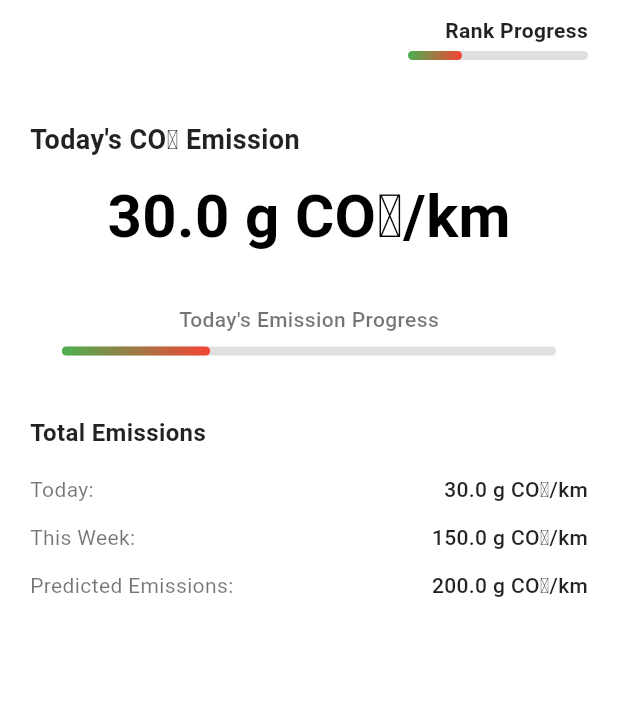
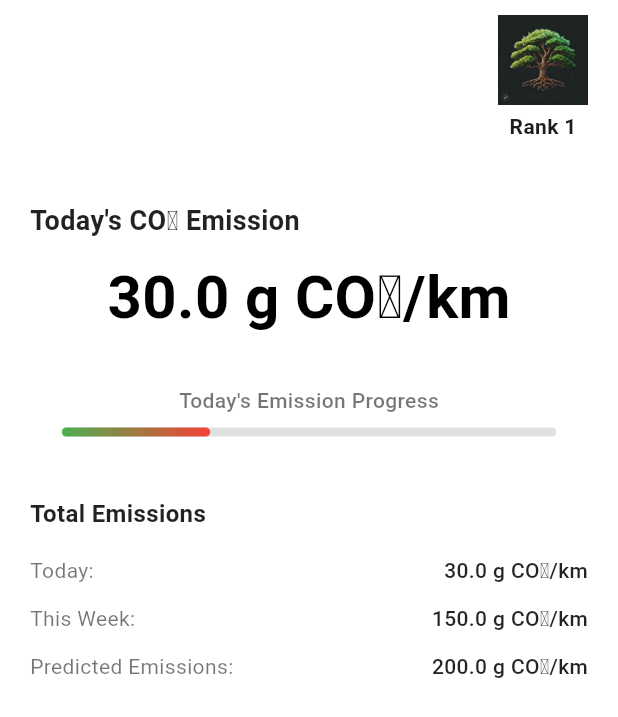
Before and after one commit to PhoenixAlpha23/CarbonCourier, a Flutter app: the CarbonEmissionPage screen opened directly, on a phone screen of 412 x 824 dp. Shown: the top 717 px of the screen. Run offline on Flutter 3.47's test engine with Material 3 defaults, Android fonts, the phone set to English and light mode, and no system bars; our stand-ins replace google_maps_flutter.

Commit message:
modified:   lib/pages/stats_page.dart

```diff
--- a/lib/pages/stats_page.dart
+++ b/lib/pages/stats_page.dart
@@ -1,7 +1,7 @@
 import 'package:flutter/material.dart';
 
 void main() {
-  runApp(CarbonEmissionApp());
+  runApp(const CarbonEmissionApp());
 }
 
 class CarbonEmissionApp extends StatelessWidget {
@@ -9,20 +9,24 @@ class CarbonEmissionApp extends StatelessWidget {
 
   @override
   Widget build(BuildContext context) {
+    // ignore: prefer_const_constructors
     return MaterialApp(
-      home: CarbonEmissionPage(),
+      home: const CarbonEmissionPage(),
       debugShowCheckedModeBanner: false,
     );
   }
 }
 
 class CarbonEmissionPage extends StatelessWidget {
-  final double emissionValue = 30.0; // Dynamic value for today's emissions
-  final double maxEmission = 100.0; // For rank bar adaptation
+  final double emissionValue = 30.0; // Dynamic value for 'todays emissions'
+  final double maxEmission = 100.0;
+
+  const CarbonEmissionPage({super.key}); // For rank bar adaptation
 
   @override
   Widget build(BuildContext context) {
-    double progress = (emissionValue / maxEmission).clamp(0.0, 1.0); // Cap between 0 and 1
+    double progress =
+        (emissionValue / maxEmission).clamp(0.0, 1.0); // Cap between 0 and 1
 
     return Scaffold(
       backgroundColor: Colors.white,
@@ -38,17 +42,71 @@ class CarbonEmissionPage extends StatelessWidget {
                 child: Column(
                   crossAxisAlignment: CrossAxisAlignment.end,
                   children: [
+                    Positioned(
+                      top: 16.0, // Adjust the vertical position
+                      right: 16.0, // Adjust the horizontal position
+                      child: Column(
+                        children: [
+                          Image.asset(
+                            'assets/tree_1.png', // Replace with dynamic logic if needed
+                            width: 60.0,
+                            height: 60.0,
+                          ),
+                          const SizedBox(height: 4),
+                          const Text(
+                            'Rank 1', // Update dynamically if needed
+                            style: TextStyle(
+                              fontWeight: FontWeight.bold,
+                              fontSize: 14.0,
+                            ),
+                          ),
+                        ],
+                      ),
+                    ),
+                  ],
+                ),
+              ),
+              const SizedBox(height: 40),
+
+              // Heading: Today's Emissions
+              const Text(
+                "Today's CO₂ Emission",
+                style: TextStyle(
+                    fontSize: 18,
+                    fontWeight: FontWeight.bold,
+                    color: Colors.black87),
+              ),
+              const SizedBox(height: 10),
+
+              // Dynamic Emission Value Display
+              Center(
+                child: Text(
+                  "${emissionValue.toStringAsFixed(1)} g CO₂/km",
+                  style: const TextStyle(
+                    fontSize: 40,
+                    fontWeight: FontWeight.w600,
+                    color: Colors.black,
+                  ),
+                ),
+              ),
+              const SizedBox(height: 30),
+
+              // Subtle Emission Progress Bar
+              Center(
+                child: Column(
+                  children: [
                     const Text(
-                      "Rank Progress",
+                      "Today's Emission Progress",
                       style: TextStyle(
-                          fontSize: 14,
-                          fontWeight: FontWeight.w600,
-                          color: Colors.black87),
+                        fontSize: 14,
+                        fontWeight: FontWeight.w500,
+                        color: Colors.black54,
+                      ),
                     ),
-                    const SizedBox(height: 4),
+                    const SizedBox(height: 8),
                     Container(
                       height: 6,
-                      width: 120,
+                      width: MediaQuery.of(context).size.width * 0.8,
                       decoration: BoxDecoration(
                         borderRadius: BorderRadius.circular(6),
                         color: Colors.grey.shade300,
@@ -72,82 +130,18 @@ class CarbonEmissionPage extends StatelessWidget {
                   ],
                 ),
               ),
-              SizedBox(height: 40),
 
-              // Heading: Today's Emissions
-              const Text(
-                "Today's CO₂ Emission",
-                style: TextStyle(
-                    fontSize: 18,
-                    fontWeight: FontWeight.bold,
-                    color: Colors.black87),
-              ),
-              const SizedBox(height: 10),
-
-              // Dynamic Emission Value Display
-              Center(
-                child: Text(
-                  "${emissionValue.toStringAsFixed(1)} g CO₂/km",
-                  style: TextStyle(
-                    fontSize: 40,
-                    fontWeight: FontWeight.w600,
-                    color: Colors.black,
-                  ),
-                ),
-              ),
-              SizedBox(height: 30),
-
-              // Subtle Emission Progress Bar
-              Center(
-                child: Column(
-                  children: [
-                    Text(
-                      "Today's Emission Progress",
-                      style: TextStyle(
-                        fontSize: 14,
-                        fontWeight: FontWeight.w500,
-                        color: Colors.black54,
-                      ),
-                    ),
-                    SizedBox(height: 8),
-                    Container(
-                      height: 6,
-                      width: MediaQuery.of(context).size.width * 0.8,
-                      decoration: BoxDecoration(
-                        borderRadius: BorderRadius.circular(6),
-                        color: Colors.grey.shade300,
-                      ),
-                      child: Align(
-                        alignment: Alignment.centerLeft,
-                        child: FractionallySizedBox(
-                          widthFactor: progress,
-                          child: Container(
-                            decoration: BoxDecoration(
-                              borderRadius: BorderRadius.circular(6),
-                              gradient: LinearGradient(
-                                colors: [Colors.green, Colors.red],
-                                stops: [0.0, 1.0],
-                              ),
-                            ),
-                          ),
-                        ),
-                      ),
-                    ),
-                  ],
-                ),
-              ),
-
-              SizedBox(height: 40),
+              const SizedBox(height: 40),
 
               // Emissions Summary Section
-              Text(
+              const Text(
                 "Total Emissions",
                 style: TextStyle(
                     fontSize: 16,
                     fontWeight: FontWeight.w600,
                     color: Colors.black87),
               ),
-              SizedBox(height: 10),
+              const SizedBox(height: 10),
               _summaryRow("Today:", "30.0 g CO₂/km"),
               _summaryRow("This Week:", "150.0 g CO₂/km"),
               _summaryRow("Predicted Emissions:", "200.0 g CO₂/km"),
@@ -167,12 +161,14 @@ class CarbonEmissionPage extends StatelessWidget {
         children: [
           Text(
             label,
-            style: TextStyle(fontSize: 14, color: Colors.black54),
+            style: const TextStyle(fontSize: 14, color: Colors.black54),
           ),
           Text(
             value,
-            style: TextStyle(
-                fontSize: 14, fontWeight: FontWeight.w500, color: Colors.black87),
+            style: const TextStyle(
+                fontSize: 14,
+                fontWeight: FontWeight.w500,
+                color: Colors.black87),
           ),
         ],
       ),
```
